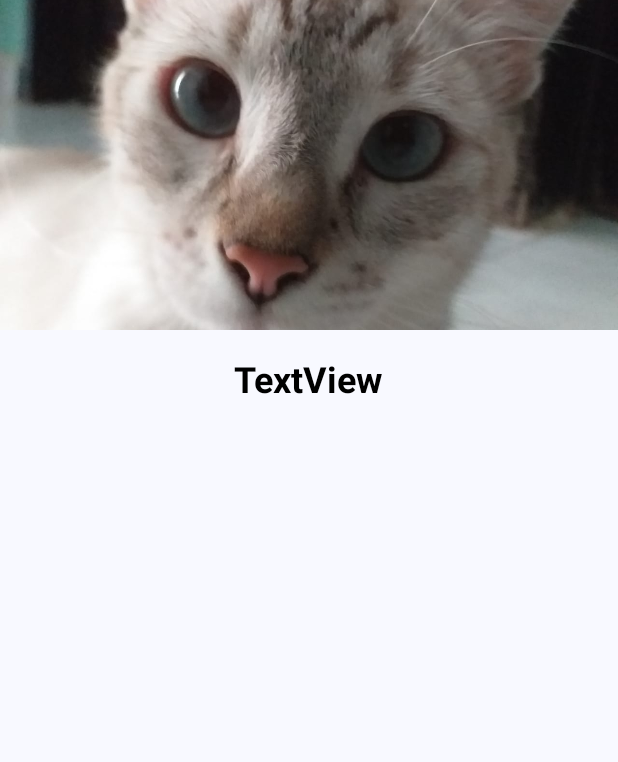
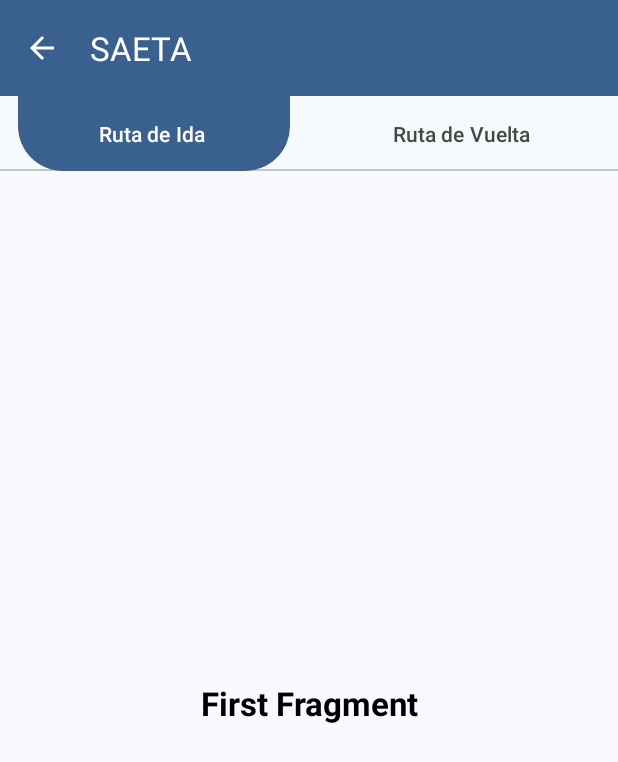
Before and after one commit to AlexOT03/SAETA-XML, an Android app: the DetailedActivity screen opened directly, with no data from a screen before it, on a phone screen of 412 x 824 dp. Shown: the top 762 px of the screen. Run offline under Robolectric (Android 15) with nearby library versions, the phone set to English and light mode, and no system bars.

Commit message:
creacion de seccion de rutas de ida y vuelta, botton onback

```diff
--- a/app/src/main/java/com/example/saeta/DetailedActivity.kt
+++ b/app/src/main/java/com/example/saeta/DetailedActivity.kt
@@ -1,27 +1,89 @@
 package com.example.saeta
 
 import android.os.Bundle
+import android.view.MenuItem
+import android.view.View
 import android.widget.ImageView
 import android.widget.TextView
 import android.widget.Toast
+import androidx.appcompat.widget.Toolbar
 import androidx.activity.enableEdgeToEdge
+import androidx.appcompat.app.ActionBarDrawerToggle
 import androidx.appcompat.app.AppCompatActivity
+import androidx.drawerlayout.widget.DrawerLayout
+import androidx.viewpager2.widget.ViewPager2
+import com.google.android.material.tabs.TabLayout
 
 class DetailedActivity : AppCompatActivity() {
+    private lateinit var drawerLayout: DrawerLayout
+    private lateinit var toggle: ActionBarDrawerToggle
+    private lateinit var tabLayout: TabLayout
+    private lateinit var viewPager2: ViewPager2
+    private lateinit var adapter: FragmentPageAdapter
     override fun onCreate(savedInstanceState: Bundle?) {
         super.onCreate(savedInstanceState)
         enableEdgeToEdge()
         setContentView(R.layout.activity_detailed)
 
-        val ruta = intent.getParcelableExtra<LanguageData>("ruta")
-        if (ruta !=null){
-            val textView : TextView = findViewById(R.id.detailedActivityTv)
-            val imageView : ImageView = findViewById(R.id.detailedActivityIv)
+        // Configurar el toolbar
+        val toolbar: Toolbar = findViewById(R.id.toolbar)
+        setSupportActionBar(toolbar)
 
-            textView.text = ruta.title
-            imageView.setImageResource(ruta.logo)
-        } else {
-            Toast.makeText(this, "Error: No se pudo obtener el objeto LanguageData del intent", Toast.LENGTH_SHORT).show()
+        // Habilitar la flecha de navegación
+        supportActionBar?.setDisplayHomeAsUpEnabled(true)
+        supportActionBar?.setDisplayShowHomeEnabled(true)
+
+        // Configurar el listener para la flecha de navegación
+        toolbar.setNavigationOnClickListener {
+            finish()  // Termina la actividad y regresa a la anterior
+        }
+
+        drawerLayout = findViewById(R.id.drawer_layout)
+
+        tabLayout = findViewById(R.id.tabLayout)
+        viewPager2 = findViewById(R.id.viewPager2)
+        adapter = FragmentPageAdapter(supportFragmentManager, lifecycle)
+
+        tabLayout.addTab(tabLayout.newTab().setText("                 Ruta de Ida                  "))
+        tabLayout.addTab(tabLayout.newTab().setText("                 Ruta de Vuelta                  "))
+
+        viewPager2.adapter = adapter
+
+        tabLayout.addOnTabSelectedListener(object : TabLayout.OnTabSelectedListener {
+            override fun onTabSelected(p0: TabLayout.Tab?) {
+                if (p0 != null){
+                    viewPager2.currentItem = p0.position
+                }
+            }
+
+            override fun onTabUnselected(p0: TabLayout.Tab?) {
+            }
+
+            override fun onTabReselected(p0: TabLayout.Tab?) {
+            }
+
+        })
+
+        viewPager2.registerOnPageChangeCallback(object : ViewPager2.OnPageChangeCallback(){
+            override fun onPageSelected(position: Int) {
+                super.onPageSelected(position)
+                tabLayout.selectTab(tabLayout.getTabAt(position))
+            }
+        })
+    }
+
+    override fun onBackPressed() {
+
+        val fragmentOrigen = intent.getStringExtra("fragment")
+        when (fragmentOrigen) {
+            "DetailedActivity" -> {
+                val fragment = RoutesFragment()
+                supportFragmentManager.beginTransaction()
+                    .replace(R.id.fragment_container, fragment)
+                    .commit()
+            }
+            else -> super.onBackPressed()
         }
     }
+
 }
--- /dev/null
+++ b/app/src/main/java/com/example/saeta/FragmentPageAdapter.kt
@@ -0,0 +1,22 @@
+package com.example.saeta
+
+import androidx.fragment.app.Fragment
+import androidx.fragment.app.FragmentManager
+import androidx.lifecycle.Lifecycle
+import androidx.viewpager2.adapter.FragmentStateAdapter
+
+class FragmentPageAdapter(
+    fragmentManager: FragmentManager ,
+    lifecycle: Lifecycle
+) : FragmentStateAdapter(fragmentManager, lifecycle) {
+    override fun getItemCount(): Int {
+        return 2
+    }
+
+    override fun createFragment(position: Int): Fragment {
+        return if (position == 0)
+            RutaIdaFragment()
+        else
+            RutaVenidaFragment()
+    }
+}
--- a/app/src/main/java/com/example/saeta/RoutesFragment.kt
+++ b/app/src/main/java/com/example/saeta/RoutesFragment.kt
@@ -73,7 +73,6 @@ class RoutesFragment : Fragment() {
         }
     }
 
-
     private fun addDataToList(){
         mList.add(LanguageData("Ruta 01", R.drawable.foto))
         mList.add(LanguageData("Ruta 02", R.drawable.foto2))
--- /dev/null
+++ b/app/src/main/java/com/example/saeta/RutaIdaFragment.kt
@@ -0,0 +1,59 @@
+package com.example.saeta
+
+import android.os.Bundle
+import androidx.fragment.app.Fragment
+import android.view.LayoutInflater
+import android.view.View
+import android.view.ViewGroup
+
+// TODO: Rename parameter arguments, choose names that match
+// the fragment initialization parameters, e.g. ARG_ITEM_NUMBER
+private const val ARG_PARAM1 = "param1"
+private const val ARG_PARAM2 = "param2"
+
+/**
+ * A simple [Fragment] subclass.
+ * Use the [RutaIdaFragment.newInstance] factory method to
+ * create an instance of this fragment.
+ */
+class RutaIdaFragment : Fragment() {
+    // TODO: Rename and change types of parameters
+    private var param1: String? = null
+    private var param2: String? = null
+
+    override fun onCreate(savedInstanceState: Bundle?) {
+        super.onCreate(savedInstanceState)
+        arguments?.let {
+            param1 = it.getString(ARG_PARAM1)
+            param2 = it.getString(ARG_PARAM2)
+        }
+    }
+
+    override fun onCreateView(
+        inflater: LayoutInflater, container: ViewGroup?,
+        savedInstanceState: Bundle?
+    ): View? {
+        // Inflate the layout for this fragment
+        return inflater.inflate(R.layout.fragment_ruta_ida, container, false)
+    }
+
+    companion object {
+        /**
+         * Use this factory method to create a new instance of
+         * this fragment using the provided parameters.
+         *
+         * @param param1 Parameter 1.
+         * @param param2 Parameter 2.
+         * @return A new instance of fragment RutaIdaFragment.
+         */
+        // TODO: Rename and change types and number of parameters
+        @JvmStatic
+        fun newInstance(param1: String, param2: String) =
+            RutaIdaFragment().apply {
+                arguments = Bundle().apply {
+                    putString(ARG_PARAM1, param1)
+                    putString(ARG_PARAM2, param2)
+                }
+            }
+    }
+}
--- /dev/null
+++ b/app/src/main/res/drawable/tab_indicator.xml
@@ -0,0 +1,8 @@
+<?xml version="1.0" encoding="utf-8"?>
+<shape xmlns:android="http://schemas.android.com/apk/res/android"
+    android:shape="rectangle">
+
+    <corners android:bottomLeftRadius="30dp"
+        android:bottomRightRadius="30dp"/>
+
+</shape>
--- a/app/src/main/res/layout/activity_detailed.xml
+++ b/app/src/main/res/layout/activity_detailed.xml
@@ -1,34 +1,57 @@
 <?xml version="1.0" encoding="utf-8"?>
-<androidx.constraintlayout.widget.ConstraintLayout xmlns:android="http://schemas.android.com/apk/res/android"
+<androidx.drawerlayout.widget.DrawerLayout xmlns:android="http://schemas.android.com/apk/res/android"
     xmlns:app="http://schemas.android.com/apk/res-auto"
     xmlns:tools="http://schemas.android.com/tools"
-    android:id="@+id/main"
+    android:id="@+id/drawer_layout"
     android:layout_width="match_parent"
     android:layout_height="match_parent"
-    tools:context=".DetailedActivity">
+    tools:context=".DetailedActivity"
+    tools:openDrawer="start"
+    android:fitsSystemWindows="true">
 
-    <ImageView
-        android:id="@+id/detailedActivityIv"
-        android:layout_width="0dp"
-        android:layout_height="220dp"
-        android:scaleType="centerCrop"
-        app:layout_constraintEnd_toEndOf="parent"
-        app:layout_constraintHorizontal_bias="0.497"
-        app:layout_constraintStart_toStartOf="parent"
-        app:layout_constraintTop_toTopOf="parent"
-        app:srcCompat="@drawable/foto" />
+    <LinearLayout
+        android:layout_width="match_parent"
+        android:layout_height="match_parent"
+        android:orientation="vertical">
 
-    <TextView
-        android:id="@+id/detailedActivityTv"
-        android:layout_width="wrap_content"
-        android:layout_height="wrap_content"
-        android:layout_marginTop="16dp"
-        android:text="TextView"
-        android:textSize="24sp"
-        android:textStyle="bold"
-        android:textColor="#000"
-        app:layout_constraintEnd_toEndOf="parent"
-        app:layout_constraintHorizontal_bias="0.498"
-        app:layout_constraintStart_toStartOf="parent"
-        app:layout_constraintTop_toBottomOf="@+id/detailedActivityIv" />
-</androidx.constraintlayout.widget.ConstraintLayout>
+        <com.google.android.material.appbar.AppBarLayout
+            android:id="@+id/app_bar_layout"
+            android:layout_width="match_parent"
+            android:layout_height="?attr/actionBarSize"
+            android:theme="@style/ThemeOverlay.AppCompat.Dark.ActionBar"
+            app:layout_constraintTop_toTopOf="parent">
+
+            <androidx.appcompat.widget.Toolbar
+                android:id="@+id/toolbar"
+                android:layout_width="match_parent"
+                android:layout_height="?attr/actionBarSize"
+                android:background="?attr/colorPrimary"
+                app:title="SAETA"
+                android:textAlignment="center"
+                app:navigationIcon="?attr/homeAsUpIndicator"
+                app:titleTextColor="@android:color/white"
+                app:popupTheme="@style/ThemeOverlay.AppCompat.Light"
+                app:layout_constraintTop_toTopOf="parent" />
+        </com.google.android.material.appbar.AppBarLayout>
+
+        <com.google.android.material.tabs.TabLayout
+            android:id="@+id/tabLayout"
+            android:layout_width="match_parent"
+            android:layout_height="50dp"
+            app:tabGravity="fill"
+            app:tabIndicator="@drawable/tab_indicator"
+            app:tabIndicatorAnimationMode="elastic"
+            app:tabIndicatorGravity="stretch"
+            app:tabMode="fixed"
+            app:tabSelectedTextColor="#FFFFFF" />
+
+        <androidx.viewpager2.widget.ViewPager2
+            android:layout_width="match_parent"
+            android:layout_height="match_parent"
+            android:id="@+id/viewPager2"/>
+
+    </LinearLayout>
+
+
+
+</androidx.drawerlayout.widget.DrawerLayout>
--- a/app/src/main/res/layout/card_layout.xml
+++ b/app/src/main/res/layout/card_layout.xml
@@ -5,7 +5,7 @@
     android:layout_height="wrap_content"
     android:id="@+id/card_view"
     android:layout_margin="12dp"
-    card_view:cardBackgroundColor="#3A608F"
+    card_view:cardBackgroundColor="#236488"
     card_view:cardCornerRadius="20dp"
     card_view:cardElevation="6dp"
     card_view:contentPadding="4dp">
--- a/app/src/main/res/layout/fragment_routes.xml
+++ b/app/src/main/res/layout/fragment_routes.xml
@@ -6,7 +6,6 @@
     android:layout_width="match_parent"
     android:layout_height="match_parent"
     tools:context=".RoutesFragment">
-
 
     <com.google.android.material.card.MaterialCardView
         android:id="@+id/materialCardView"
--- /dev/null
+++ b/app/src/main/res/layout/fragment_ruta_ida.xml
@@ -0,0 +1,17 @@
+<?xml version="1.0" encoding="utf-8"?>
+<FrameLayout xmlns:android="http://schemas.android.com/apk/res/android"
+    xmlns:tools="http://schemas.android.com/tools"
+    android:layout_width="match_parent"
+    android:layout_height="match_parent"
+    tools:context=".RutaIdaFragment">
+
+    <!-- TODO: Update blank fragment layout -->
+    <TextView
+        android:layout_width="match_parent"
+        android:layout_height="match_parent"
+        android:text="First Fragment"
+        android:gravity="center"
+        android:textColor="#000"
+        android:textStyle="bold"
+        android:textSize="22sp"/>
+</FrameLayout>
```
Also changed, not shown: app/src/main/java/com/example/saeta/RutaVenidaFragment.kt (added, +59 -0 lines), app/src/main/res/layout/fragment_ruta_venida.xml (added, +18 -0 lines).
